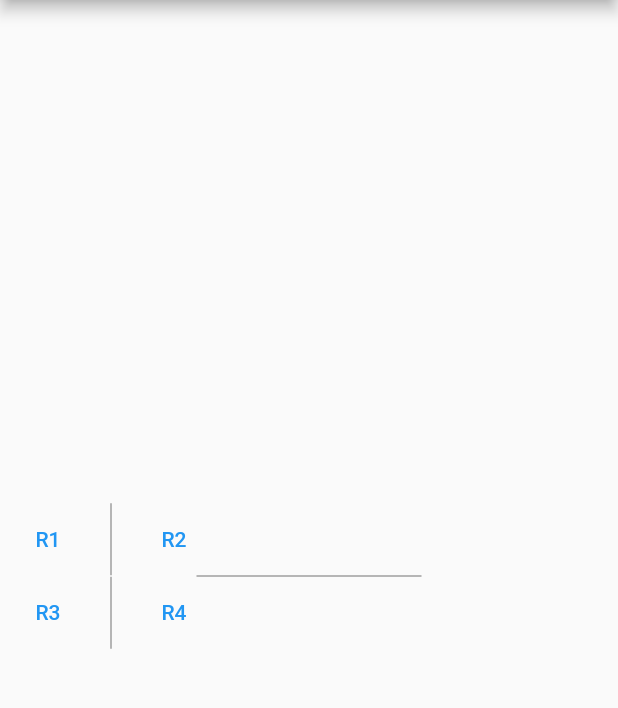
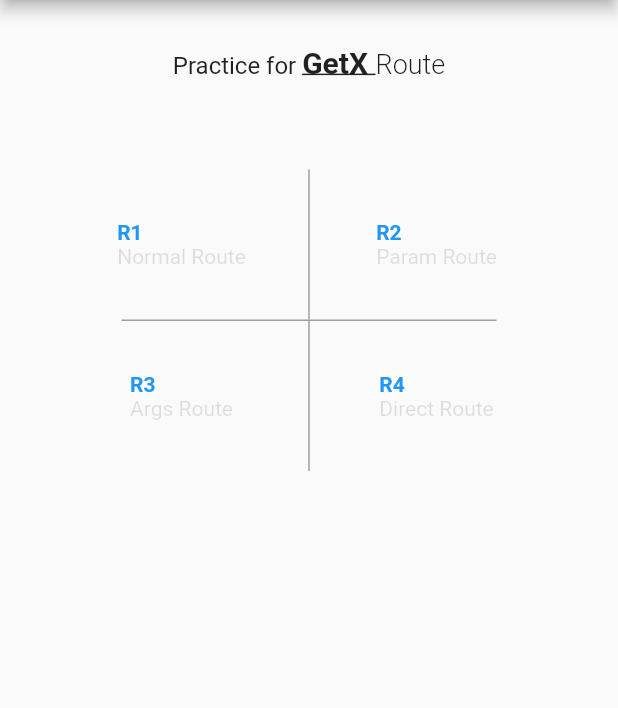
Before and after one commit to thura-aung-dev/DEV_X02, a Flutter app: the screen it shows after launch, on a phone screen of 412 x 824 dp, the part 84-792 px from its top. Run offline on Flutter 3.47's test engine with Material 2 defaults, Android fonts, the phone set to English and light mode, and no system bars; our stand-ins replace get.

Commit message:
change UI

```diff
--- a/lib/widgets/home_page.dart
+++ b/lib/widgets/home_page.dart
@@ -5,11 +5,8 @@ import 'package:get/get.dart';
 //ignore:must_be_immutable
 class HomePage extends StatelessWidget {
   HomePage({super.key});
-  var  data3 = {
-    "Page" : "R3",
-    "message" : "I sent a json data to you R3."
-  };
-var data4="passed%20directly";
+  var data3 = {"Page": "R3", "message": "I sent a json data to you R3."};
+  var data4 = "passed%20directly";
 
   @override
   Widget build(BuildContext context) {
@@ -18,10 +15,19 @@ var data4="passed%20directly";
         title: const Text('GetX02App'),
       ),
       body: Center(
-        child:  IntrinsicHeight(
         child: Column(
           crossAxisAlignment: CrossAxisAlignment.center,
           children: [
+            const Padding(
+              padding:  EdgeInsets.only(top:30.0,bottom: 60.0),
+              child:  Text.rich(TextSpan(
+                children: [
+                  TextSpan(text:'Practice for ',style: TextStyle(fontSize: 16)),
+                  TextSpan(text:'GetX ',style: TextStyle(fontWeight: FontWeight.bold,fontSize: 20,decoration: TextDecoration.underline)),
+                  TextSpan(text:'Route',style: TextStyle(fontWeight: FontWeight.w300,fontSize: 18))
+                ]
+              )),
+            ),
             // Center(
             //   child: Padding(
             //     padding: const EdgeInsets.all(8.0),
@@ -43,61 +49,118 @@ var data4="passed%20directly";
             //     ),
             //   ),
             // ),
-              IntrinsicHeight(
-                child: Row(
+            Row(
               crossAxisAlignment: CrossAxisAlignment.center,
+              mainAxisAlignment: MainAxisAlignment.center,
               children: [
-                    TextButton(
+                SizedBox(
+                  width: 150,
+                  child: TextButton(
                       onPressed: () => Get.to(const R1Page()),
                       style: const ButtonStyle(
                         alignment: Alignment.center,
                       ),
-                        child: const Text('R1')),
-                    const VerticalDivider(
+                      child: const Text.rich(TextSpan(children: [
+                        TextSpan(
+                            text: 'R1\n',
+                            style: TextStyle(fontWeight: FontWeight.bold)),
+                        TextSpan(
+                            text: 'Normal Route',
+                            style: TextStyle(
+                                fontWeight: FontWeight.normal,
+                                color: Colors.black12))
+                      ]))),
+                ),
+                const SizedBox(
+                  height: 100,
+                  child: VerticalDivider(
                     width: 20,
                     thickness: 1,
                     indent: 0,
                     endIndent: 0,
                     color: Colors.grey,
                   ),
-                    TextButton(
+                ),
+                SizedBox(
+                  width:150,
+                  child: TextButton(
                       onPressed: () => Get.toNamed('/r2_page',
                           parameters: {'paraVal': 'I am from parameter.'}),
                       style: const ButtonStyle(
                         alignment: Alignment.center,
                       ),
-                        child: const Text('R2')),
+                      child: const Text.rich(TextSpan(children: [
+                        TextSpan(
+                            text: 'R2\n',
+                            style: TextStyle(fontWeight: FontWeight.bold)),
+                        TextSpan(
+                            text: 'Param Route',
+                            style: TextStyle(
+                                fontWeight: FontWeight.normal,
+                                color: Colors.black12))
+                      ]))),
+                ),
               ],
             ),
+            const SizedBox(
+                width: 250,
+                child: Divider(
+                  height: 1,
+                  thickness: 1,
+                  endIndent: 0,
+                  color: Colors.grey,
+                )),
+            Row(
+              crossAxisAlignment: CrossAxisAlignment.center,
+              mainAxisAlignment: MainAxisAlignment.center,
+              children: [
+                SizedBox(
+                  width: 150,
+                  child: TextButton(
+                      onPressed: () =>
+                          Get.toNamed('/r3_page', arguments: {'argVal': data3}),
+                      child: const Text.rich(TextSpan(children: [
+                        TextSpan(
+                            text: 'R3\n',
+                            style: TextStyle(fontWeight: FontWeight.bold)),
+                        TextSpan(
+                            text: 'Args Route',
+                            style: TextStyle(
+                                fontWeight: FontWeight.normal,
+                                color: Colors.black12))
+                      ]))),
                 ),
                 const SizedBox(
-                  width: 150,
-                  child:  Divider(height: 1, thickness: 1, endIndent: 0,color:Colors.grey,)),
-              IntrinsicHeight(
-                child: Row(
-                  children: [
-                    TextButton(
-                        onPressed: () => Get.toNamed('/r3_page',
-                            arguments: {'argVal': data3}),
-                        child: const Text('R3')),
-                    const VerticalDivider(
+                  height: 100,
+                  child: VerticalDivider(
                     width: 20,
                     thickness: 1,
                     indent: 0,
                     endIndent: 0,
                     color: Colors.grey,
                   ),
-                    TextButton(
+                ),
+                SizedBox(
+                  width: 150,
+                  child: TextButton(
                       onPressed: () => Get.toNamed('/r4_page/$data4'),
                       style: const ButtonStyle(
                         alignment: Alignment.center,
                       ),
-                        child: const Text('R4')),
-                  ],
-                ),
+                      child: const Text.rich(TextSpan(children: [
+                        TextSpan(
+                            text: 'R4\n',
+                            style: TextStyle(fontWeight: FontWeight.bold)),
+                        TextSpan(
+                            text: 'Direct Route',
+                            style: TextStyle(
+                                fontWeight: FontWeight.normal,
+                                color: Colors.black12))
+                      ]))),
                 ),
               ],
             ),
+          ],
         ),
       ),
     );
--- a/lib/widgets/r1_widget.dart
+++ b/lib/widgets/r1_widget.dart
@@ -6,9 +6,13 @@ class R1Page extends StatelessWidget {
   @override
   Widget build(BuildContext context) {
     // TODO: implement build
-    return const Scaffold(
-        body: Center(
-      child: Text('Hi R1 Normal'),
-    ));
+    return Scaffold(
+        appBar: AppBar(
+          title: const Text('R1'),
+          centerTitle: true,
+        ),
+        body: const Center(
+          child: Text('Hi R1 Normal'),
+        ));
   }
 }
--- a/lib/widgets/r2_page.dart
+++ b/lib/widgets/r2_page.dart
@@ -10,6 +10,10 @@ class R2Page extends StatelessWidget{
   Widget build(BuildContext context) {
     // TODO: implement build
    return Scaffold(
+     appBar: AppBar(
+       title: const Text('R2'),
+       centerTitle: true,
+     ),
      body: Center(
        child: Text('Welcome from R2 ${Get.parameters['paraVal']}'),
      ),
--- a/lib/widgets/r3_page.dart
+++ b/lib/widgets/r3_page.dart
@@ -7,6 +7,10 @@ class R3Page extends StatelessWidget{
   @override
   Widget build(BuildContext context) {
    return Scaffold(
+     appBar: AppBar(
+       title: const Text('R3'),
+       centerTitle: true,
+     ),
      body: Center(
        child: Text('Hi R3 ${Get.arguments['argVal']}'),
      ),
--- a/lib/widgets/r4_page.dart
+++ b/lib/widgets/r4_page.dart
@@ -7,6 +7,10 @@ class R4Page extends StatelessWidget{
   @override
   Widget build(BuildContext context) {
     return Scaffold(
+      appBar: AppBar(
+        title: const Text('R4'),
+        centerTitle: true,
+      ),
       body: Center(
         child: Text('Hi!  ${Get.parameters['data']}')
       ),
```
Lines whose indentation alone changed are shown as unchanged.
